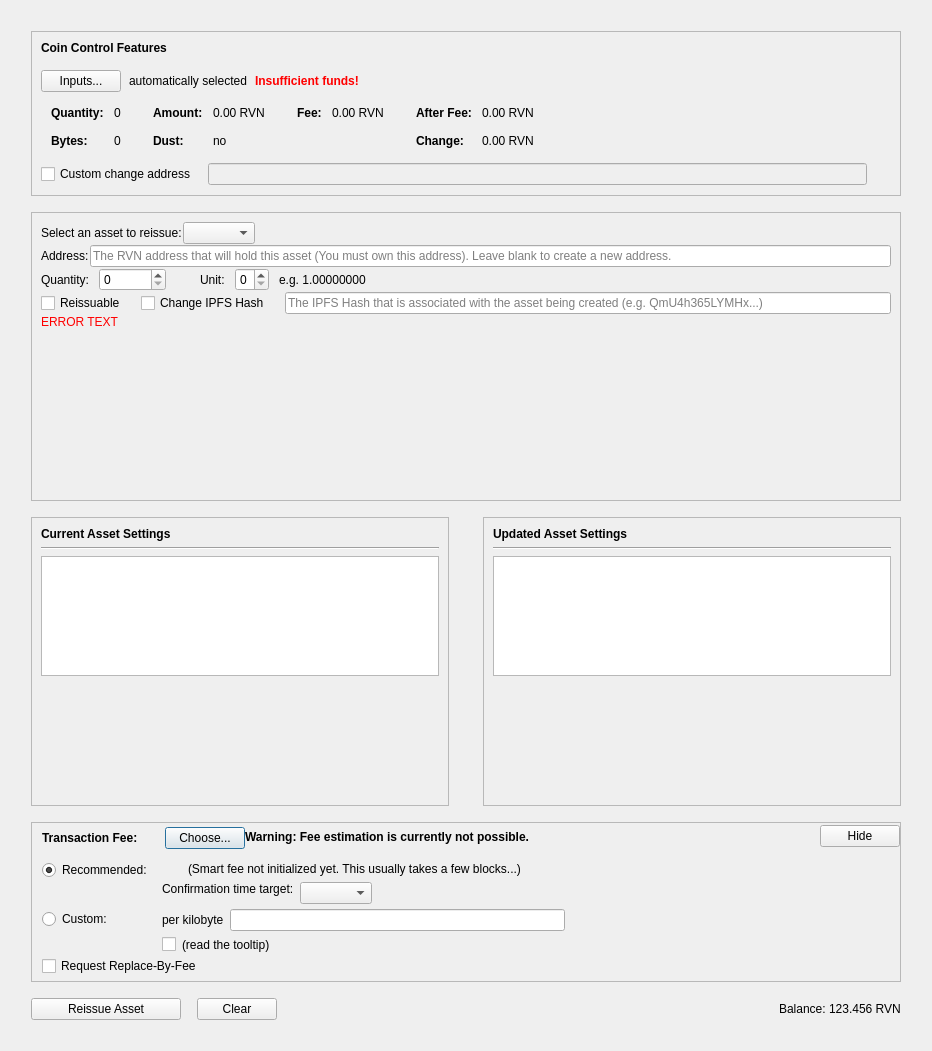
Before: the Qt Designer form src/qt/forms/reissueassetdialog.ui in thehomosapien/AMLBitcoin, drawn with Qt 5.
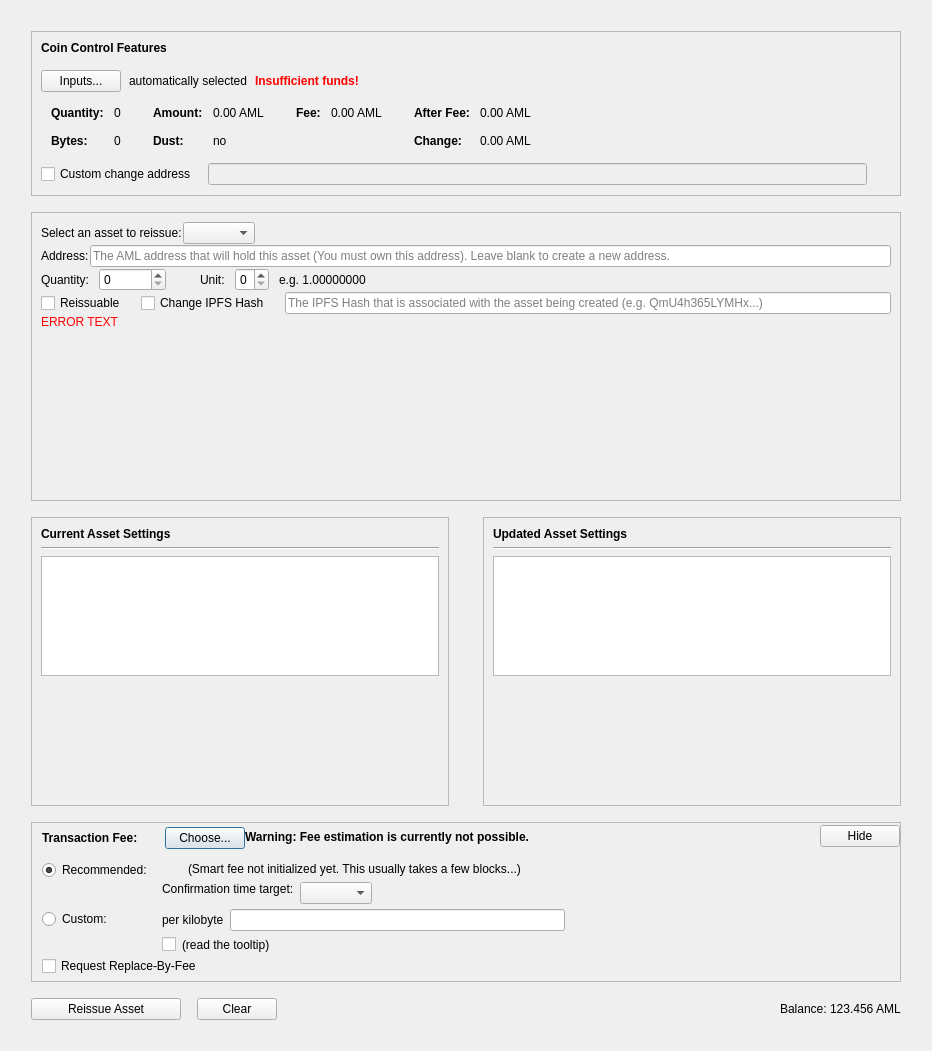
After: the same form once the commit is applied. Custom widgets are drawn as their Qt base class.

What changed in the file:
```diff
--- a/src/qt/forms/reissueassetdialog.ui
+++ b/src/qt/forms/reissueassetdialog.ui
@@ -320,7 +320,7 @@
                     <enum>Qt::ActionsContextMenu</enum>
                    </property>
                    <property name="text">
-                    <string notr="true">0.00 RVN</string>
+                    <string notr="true">0.00 AML</string>
                    </property>
                    <property name="textInteractionFlags">
                     <set>Qt::LinksAccessibleByMouse|Qt::TextSelectableByKeyboard|Qt::TextSelectableByMouse</set>
@@ -400,7 +400,7 @@
                     <enum>Qt::ActionsContextMenu</enum>
                    </property>
                    <property name="text">
-                    <string notr="true">0.00 RVN</string>
+                    <string notr="true">0.00 AML</string>
                    </property>
                    <property name="textInteractionFlags">
                     <set>Qt::LinksAccessibleByMouse|Qt::TextSelectableByKeyboard|Qt::TextSelectableByMouse</set>
@@ -451,7 +451,7 @@
                     <enum>Qt::ActionsContextMenu</enum>
                    </property>
                    <property name="text">
-                    <string notr="true">0.00 RVN</string>
+                    <string notr="true">0.00 AML</string>
                    </property>
                    <property name="textInteractionFlags">
                     <set>Qt::LinksAccessibleByMouse|Qt::TextSelectableByKeyboard|Qt::TextSelectableByMouse</set>
@@ -480,7 +480,7 @@
                     <enum>Qt::ActionsContextMenu</enum>
                    </property>
                    <property name="text">
-                    <string notr="true">0.00 RVN</string>
+                    <string notr="true">0.00 AML</string>
                    </property>
                    <property name="textInteractionFlags">
                     <set>Qt::LinksAccessibleByMouse|Qt::TextSelectableByKeyboard|Qt::TextSelectableByMouse</set>
@@ -638,7 +638,7 @@
                <string/>
               </property>
               <property name="placeholderText">
-               <string>The RVN address that will hold this asset (You must own this address). Leave blank to create a new address.</string>
+               <string>The AML address that will hold this asset (You must own this address). Leave blank to create a new address.</string>
               </property>
              </widget>
             </item>
@@ -1531,7 +1531,7 @@
          <item>
           <widget class="QLabel" name="labelBalance">
            <property name="text">
-            <string>123.456 RVN</string>
+            <string>123.456 AML</string>
            </property>
           </widget>
          </item>
```
Left out of the diff: 12 changed lines with no effect on the pictures.
